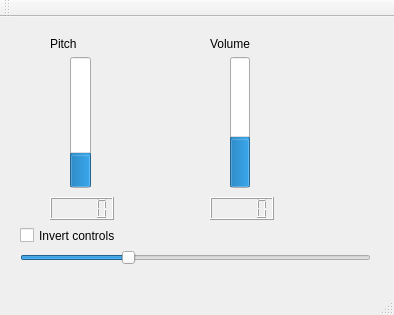
Qt form mainwindow.ui (Ikke007/Theremin) before a commit.
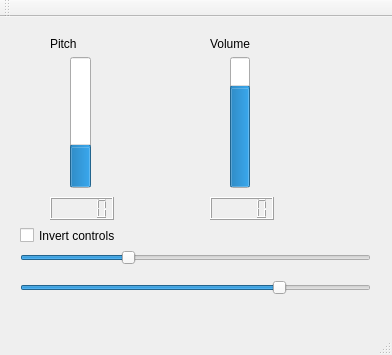
The same form after that commit.

Commit message: add volume slider

Diff of the .ui file:
```diff
--- a/mainwindow.ui
+++ b/mainwindow.ui
@@ -6,8 +6,8 @@
    <rect>
     <x>0</x>
     <y>0</y>
-    <width>394</width>
-    <height>315</height>
+    <width>392</width>
+    <height>355</height>
    </rect>
   </property>
   <property name="windowTitle">
@@ -27,7 +27,7 @@
      </rect>
     </property>
     <property name="value">
-     <number>24</number>
+     <number>30</number>
     </property>
     <property name="orientation">
      <enum>Qt::Vertical</enum>
@@ -53,7 +53,7 @@
      </rect>
     </property>
     <property name="value">
-     <number>36</number>
+     <number>75</number>
     </property>
     <property name="alignment">
      <set>Qt::AlignLeading|Qt::AlignLeft|Qt::AlignVCenter</set>
@@ -133,6 +133,25 @@
      <enum>Qt::Horizontal</enum>
     </property>
    </widget>
+   <widget class="QSlider" name="volumeSlider">
+    <property name="geometry">
+     <rect>
+      <x>20</x>
+      <y>260</y>
+      <width>351</width>
+      <height>22</height>
+     </rect>
+    </property>
+    <property name="maximum">
+     <number>1000</number>
+    </property>
+    <property name="value">
+     <number>750</number>
+    </property>
+    <property name="orientation">
+     <enum>Qt::Horizontal</enum>
+    </property>
+   </widget>
   </widget>
   <widget class="QMenuBar" name="menuBar">
    <property name="geometry">
```
Left out of the diff: 2 changed lines with no effect on the pictures. The commit also changes 2 other files.
